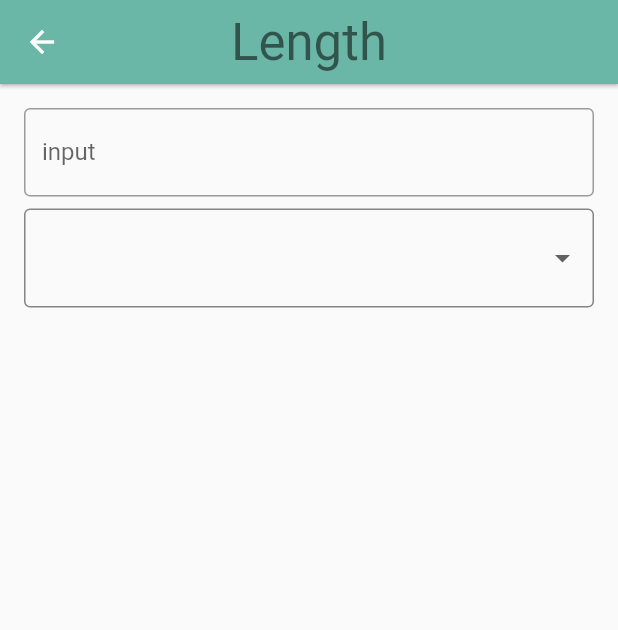
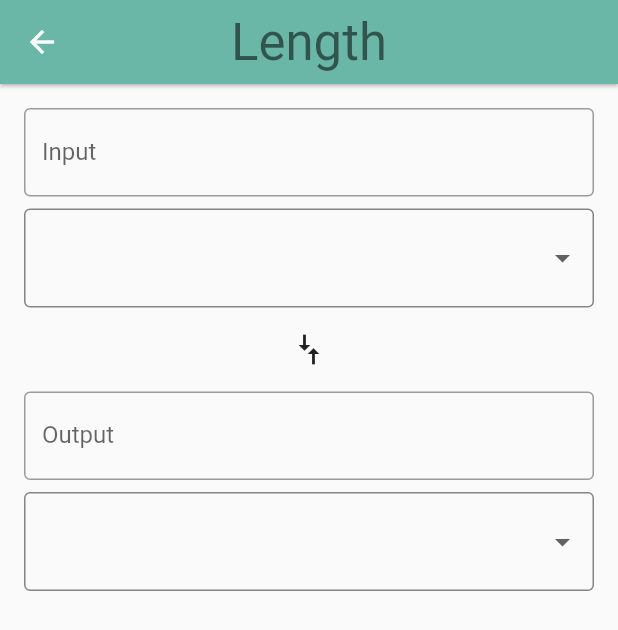
Before and after one commit to laramartin/flutter-udacity, a Flutter app: the screen it shows after launch, after a tap on "Length", on a phone screen of 412 x 824 dp. Shown: the top 630 px of the screen. Run offline on Flutter 3.47's test engine with Material 2 defaults, Android fonts, the phone set to English and light mode, and no system bars; our stand-ins replace cloud_firestore, firebase_storage, image_picker; accounts and stored records are empty.

Commit message:
Show 2 input groups and add icon

```diff
--- a/udacity-course/course/06_input/task_06_input/lib/converter_route.dart
+++ b/udacity-course/course/06_input/task_06_input/lib/converter_route.dart
@@ -8,7 +8,6 @@ import 'package:task_06_input/input_group_widget.dart';
 import 'package:task_06_input/unit.dart';
 
 //import 'unit.dart';
-
 
 /// [ConverterRoute] where users can input amounts to convert in one [Unit]
 /// and retrieve the conversion in another [Unit] for a specific [Category].
@@ -50,6 +49,18 @@ class _ConverterRouteState extends State<ConverterRoute> {
 
     // TODO: Return the input, arrows, and output widgets, wrapped in
 
-    return InputGroupWidget(widget.units);
+    return Column(
+      children: <Widget>[
+        InputGroupWidget(widget.units, "Input"),
+        RotatedBox(
+          quarterTurns: 1,
+          child: Icon(
+            Icons.compare_arrows,
+
+          ),
+        ),
+        InputGroupWidget(widget.units, "Output"),
+      ],
+    );
   }
 }
--- a/udacity-course/course/06_input/task_06_input/lib/input_group_widget.dart
+++ b/udacity-course/course/06_input/task_06_input/lib/input_group_widget.dart
@@ -1,14 +1,14 @@
 import 'package:flutter/material.dart';
 import 'package:task_06_input/unit.dart';
 
-
 const _padding = EdgeInsets.all(16.0);
-
 
 class InputGroupWidget extends StatefulWidget {
   final List<Unit> units;
 
-  InputGroupWidget(this.units);
+  final String title;
+
+  InputGroupWidget(this.units, this.title);
 
   @override
   State<StatefulWidget> createState() => InputGroupWidgetState();
@@ -90,7 +90,7 @@ class InputGroupWidgetState extends State<InputGroupWidget> {
         children: <Widget>[
           TextField(
             decoration: InputDecoration(
-                labelText: 'input',
+                labelText: widget.title,
                 border: OutlineInputBorder(),
                 errorText: _showValidationError ? 'Invalid input' : null),
             keyboardType: TextInputType.number,
```
